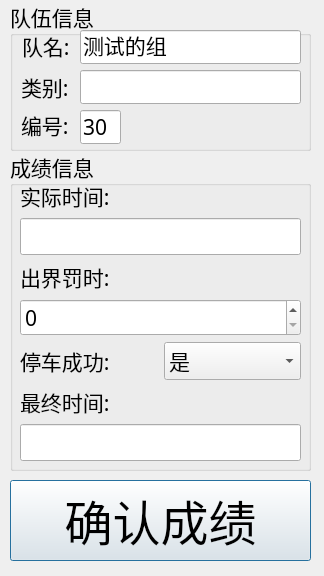
Qt form confirmwindow.ui (ZzzzzzS/TimingSystemUper) before a commit.
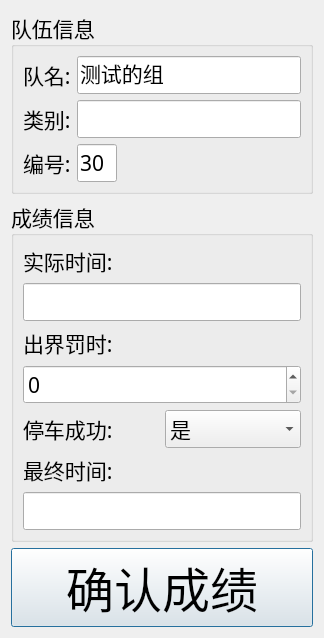
The same form after that commit.

What changed in the file:
```diff
--- a/confirmwindow.ui
+++ b/confirmwindow.ui
@@ -19,34 +19,11 @@
   <property name="windowTitle">
    <string>Dialog</string>
   </property>
-  <widget class="QPushButton" name="OkButton">
-   <property name="geometry">
-    <rect>
-     <x>10</x>
-     <y>480</y>
-     <width>301</width>
-     <height>81</height>
-    </rect>
-   </property>
-   <property name="font">
-    <font>
-     <family>微软雅黑 Light</family>
-     <pointsize>36</pointsize>
-    </font>
-   </property>
-   <property name="text">
-    <string>确认成绩</string>
-   </property>
-  </widget>
+  <layout class="QGridLayout" name="gridLayout_3">
+   <item row="0" column="0">
+    <layout class="QVBoxLayout" name="verticalLayout_6">
+     <item>
   <widget class="QGroupBox" name="groupBox">
-   <property name="geometry">
-    <rect>
-     <x>10</x>
-     <y>0</y>
-     <width>301</width>
-     <height>151</height>
-    </rect>
-   </property>
    <property name="font">
     <font>
      <family>微软雅黑 Light</family>
@@ -56,69 +33,31 @@
    <property name="title">
     <string>队伍信息</string>
    </property>
-   <widget class="QLabel" name="label_3">
-    <property name="geometry">
-     <rect>
-      <x>11</x>
-      <y>111</y>
-      <width>47</width>
-      <height>28</height>
-     </rect>
-    </property>
-    <property name="text">
-     <string>编号:</string>
-    </property>
-   </widget>
-   <widget class="QLineEdit" name="NumberLine">
-    <property name="geometry">
-     <rect>
-      <x>70</x>
-      <y>110</y>
-      <width>41</width>
-      <height>34</height>
-     </rect>
-    </property>
-    <property name="text">
-     <string>30</string>
-    </property>
-    <property name="readOnly">
-     <bool>true</bool>
-    </property>
-   </widget>
-   <widget class="QLabel" name="label_2">
-    <property name="geometry">
-     <rect>
-      <x>11</x>
-      <y>73</y>
-      <width>47</width>
-      <height>28</height>
-     </rect>
-    </property>
-    <property name="text">
-     <string>类别:</string>
-    </property>
-   </widget>
+       <layout class="QGridLayout" name="gridLayout">
+        <item row="0" column="0">
+         <layout class="QVBoxLayout" name="verticalLayout_5">
+          <item>
+           <layout class="QHBoxLayout" name="horizontalLayout_2">
+            <item>
    <widget class="QLabel" name="label">
-    <property name="geometry">
-     <rect>
-      <x>12</x>
-      <y>32</y>
-      <width>47</width>
-      <height>28</height>
-     </rect>
+              <property name="sizePolicy">
+               <sizepolicy hsizetype="Preferred" vsizetype="Expanding">
+                <horstretch>0</horstretch>
+                <verstretch>0</verstretch>
+               </sizepolicy>
     </property>
     <property name="text">
      <string>队名:</string>
     </property>
    </widget>
+            </item>
+            <item>
    <widget class="QLineEdit" name="TeamNameLine">
-    <property name="geometry">
-     <rect>
-      <x>70</x>
-      <y>30</y>
-      <width>221</width>
-      <height>34</height>
-     </rect>
+              <property name="sizePolicy">
+               <sizepolicy hsizetype="Expanding" vsizetype="Expanding">
+                <horstretch>0</horstretch>
+                <verstretch>0</verstretch>
+               </sizepolicy>
     </property>
     <property name="text">
      <string>测试的组</string>
@@ -127,14 +66,31 @@
      <bool>true</bool>
     </property>
    </widget>
+            </item>
+           </layout>
+          </item>
+          <item>
+           <layout class="QHBoxLayout" name="horizontalLayout_3">
+            <item>
+             <widget class="QLabel" name="label_2">
+              <property name="sizePolicy">
+               <sizepolicy hsizetype="Preferred" vsizetype="Expanding">
+                <horstretch>0</horstretch>
+                <verstretch>0</verstretch>
+               </sizepolicy>
+              </property>
+              <property name="text">
+               <string>类别:</string>
+              </property>
+             </widget>
+            </item>
+            <item>
    <widget class="QLineEdit" name="TypeLine">
-    <property name="geometry">
-     <rect>
-      <x>70</x>
-      <y>70</y>
-      <width>221</width>
-      <height>34</height>
-     </rect>
+              <property name="sizePolicy">
+               <sizepolicy hsizetype="Expanding" vsizetype="Expanding">
+                <horstretch>0</horstretch>
+                <verstretch>0</verstretch>
+               </sizepolicy>
     </property>
     <property name="text">
      <string/>
@@ -143,16 +99,68 @@
      <bool>true</bool>
     </property>
    </widget>
-  </widget>
+            </item>
+           </layout>
+          </item>
+          <item>
+           <layout class="QHBoxLayout" name="horizontalLayout_4">
+            <item>
+             <widget class="QLabel" name="label_3">
+              <property name="sizePolicy">
+               <sizepolicy hsizetype="Preferred" vsizetype="Expanding">
+                <horstretch>0</horstretch>
+                <verstretch>0</verstretch>
+               </sizepolicy>
+              </property>
+              <property name="text">
+               <string>编号:</string>
+              </property>
+             </widget>
+            </item>
+            <item>
+             <widget class="QLineEdit" name="NumberLine">
+              <property name="sizePolicy">
+               <sizepolicy hsizetype="Maximum" vsizetype="Expanding">
+                <horstretch>0</horstretch>
+                <verstretch>0</verstretch>
+               </sizepolicy>
+              </property>
+              <property name="maximumSize">
+               <size>
+                <width>40</width>
+                <height>16777215</height>
+               </size>
+              </property>
+              <property name="text">
+               <string>30</string>
+              </property>
+              <property name="readOnly">
+               <bool>true</bool>
+              </property>
+             </widget>
+            </item>
+            <item>
+             <spacer name="horizontalSpacer">
+              <property name="orientation">
+               <enum>Qt::Horizontal</enum>
+              </property>
+              <property name="sizeHint" stdset="0">
+               <size>
+                <width>40</width>
+                <height>20</height>
+               </size>
+              </property>
+             </spacer>
+            </item>
+           </layout>
+          </item>
+         </layout>
+        </item>
+       </layout>
+      </widget>
+     </item>
+     <item>
   <widget class="QGroupBox" name="groupBox_2">
-   <property name="geometry">
-    <rect>
-     <x>10</x>
-     <y>150</y>
-     <width>301</width>
-     <height>321</height>
-    </rect>
-   </property>
    <property name="font">
     <font>
      <family>微软雅黑 Light</family>
@@ -162,27 +170,33 @@
    <property name="title">
     <string>成绩信息</string>
    </property>
-   <widget class="QWidget" name="layoutWidget">
-    <property name="geometry">
-     <rect>
-      <x>10</x>
-      <y>30</y>
-      <width>281</width>
-      <height>281</height>
-     </rect>
-    </property>
+       <layout class="QGridLayout" name="gridLayout_2">
+        <item row="0" column="0">
     <layout class="QVBoxLayout" name="verticalLayout_4">
      <item>
       <layout class="QVBoxLayout" name="verticalLayout">
        <item>
         <widget class="QLabel" name="label_4">
+              <property name="sizePolicy">
+               <sizepolicy hsizetype="Preferred" vsizetype="Expanding">
+                <horstretch>0</horstretch>
+                <verstretch>0</verstretch>
+               </sizepolicy>
+              </property>
          <property name="text">
           <string>实际时间:</string>
          </property>
         </widget>
        </item>
        <item>
-        <widget class="QLineEdit" name="TimeLine"/>
+             <widget class="QLineEdit" name="TimeLine">
+              <property name="sizePolicy">
+               <sizepolicy hsizetype="Expanding" vsizetype="Expanding">
+                <horstretch>0</horstretch>
+                <verstretch>0</verstretch>
+               </sizepolicy>
+              </property>
+             </widget>
        </item>
       </layout>
      </item>
@@ -190,13 +204,26 @@
       <layout class="QVBoxLayout" name="verticalLayout_2">
        <item>
         <widget class="QLabel" name="label_5">
+              <property name="sizePolicy">
+               <sizepolicy hsizetype="Preferred" vsizetype="Expanding">
+                <horstretch>0</horstretch>
+                <verstretch>0</verstretch>
+               </sizepolicy>
+              </property>
          <property name="text">
           <string>出界罚时:</string>
          </property>
         </widget>
        </item>
        <item>
-        <widget class="QSpinBox" name="chujiebox"/>
+             <widget class="QSpinBox" name="chujiebox">
+              <property name="sizePolicy">
+               <sizepolicy hsizetype="Minimum" vsizetype="Expanding">
+                <horstretch>0</horstretch>
+                <verstretch>0</verstretch>
+               </sizepolicy>
+              </property>
+             </widget>
        </item>
       </layout>
      </item>
@@ -204,6 +231,12 @@
       <layout class="QHBoxLayout" name="horizontalLayout">
        <item>
         <widget class="QLabel" name="label_6">
+              <property name="sizePolicy">
+               <sizepolicy hsizetype="Preferred" vsizetype="Expanding">
+                <horstretch>0</horstretch>
+                <verstretch>0</verstretch>
+               </sizepolicy>
+              </property>
          <property name="text">
           <string>停车成功:</string>
          </property>
@@ -211,6 +244,12 @@
        </item>
        <item>
         <widget class="QComboBox" name="StopCarBox">
+              <property name="sizePolicy">
+               <sizepolicy hsizetype="Preferred" vsizetype="Expanding">
+                <horstretch>0</horstretch>
+                <verstretch>0</verstretch>
+               </sizepolicy>
+              </property>
          <item>
           <property name="text">
            <string>是</string>
@@ -229,6 +268,12 @@
       <layout class="QVBoxLayout" name="verticalLayout_3">
        <item>
         <widget class="QLabel" name="label_7">
+              <property name="sizePolicy">
+               <sizepolicy hsizetype="Preferred" vsizetype="Expanding">
+                <horstretch>0</horstretch>
+                <verstretch>0</verstretch>
+               </sizepolicy>
+              </property>
          <property name="text">
           <string>最终时间:</string>
          </property>
@@ -236,6 +281,12 @@
        </item>
        <item>
         <widget class="QLineEdit" name="FinalTimeLine">
+              <property name="sizePolicy">
+               <sizepolicy hsizetype="Expanding" vsizetype="Expanding">
+                <horstretch>0</horstretch>
+                <verstretch>0</verstretch>
+               </sizepolicy>
+              </property>
          <property name="readOnly">
           <bool>true</bool>
          </property>
@@ -244,8 +295,32 @@
       </layout>
      </item>
     </layout>
-   </widget>
-  </widget>
+        </item>
+       </layout>
+      </widget>
+     </item>
+     <item>
+      <widget class="QPushButton" name="OkButton">
+       <property name="sizePolicy">
+        <sizepolicy hsizetype="Minimum" vsizetype="Expanding">
+         <horstretch>0</horstretch>
+         <verstretch>0</verstretch>
+        </sizepolicy>
+       </property>
+       <property name="font">
+        <font>
+         <family>微软雅黑 Light</family>
+         <pointsize>36</pointsize>
+        </font>
+       </property>
+       <property name="text">
+        <string>确认成绩</string>
+       </property>
+      </widget>
+     </item>
+    </layout>
+   </item>
+  </layout>
  </widget>
  <resources/>
  <connections/>
```
Lines whose indentation alone changed are shown as unchanged.
